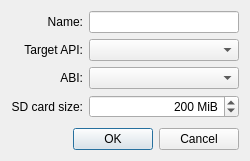
The window that src/plugins/android/addnewavddialog.ui (qt-creator/qt-creator) describes before a commit, drawn with Qt 5.
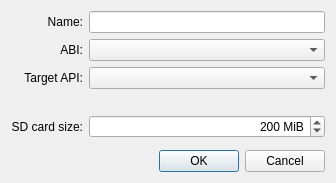
The same window after the commit.

```diff
--- a/src/plugins/android/addnewavddialog.ui
+++ b/src/plugins/android/addnewavddialog.ui
@@ -6,8 +6,8 @@
    <rect>
     <x>0</x>
     <y>0</y>
-    <width>250</width>
-    <height>161</height>
+    <width>336</width>
+    <height>183</height>
    </rect>
   </property>
   <property name="windowTitle">
@@ -16,16 +16,6 @@
   <layout class="QVBoxLayout" name="verticalLayout">
    <item>
     <layout class="QGridLayout" name="gridLayout">
-     <item row="1" column="0">
-      <widget class="QLabel" name="label_2">
-       <property name="text">
-        <string>Target API:</string>
-       </property>
-       <property name="alignment">
-        <set>Qt::AlignRight|Qt::AlignTrailing|Qt::AlignVCenter</set>
-       </property>
-      </widget>
-     </item>
      <item row="0" column="0">
       <widget class="QLabel" name="label">
        <property name="text">
@@ -36,20 +26,67 @@
        </property>
       </widget>
      </item>
-     <item row="3" column="0">
-      <widget class="QLabel" name="label_3">
-       <property name="text">
-        <string>SD card size:</string>
-       </property>
-       <property name="alignment">
-        <set>Qt::AlignRight|Qt::AlignTrailing|Qt::AlignVCenter</set>
-       </property>
-      </widget>
-     </item>
      <item row="0" column="1">
       <widget class="QLineEdit" name="nameLineEdit"/>
      </item>
+     <item row="1" column="0">
+      <widget class="QLabel" name="label_4">
+       <property name="text">
+        <string>ABI:</string>
+       </property>
+       <property name="alignment">
+        <set>Qt::AlignRight|Qt::AlignTrailing|Qt::AlignVCenter</set>
+       </property>
+      </widget>
+     </item>
+     <item row="1" column="1">
+      <widget class="QComboBox" name="abiComboBox"/>
+     </item>
+     <item row="2" column="0">
+      <widget class="QLabel" name="label_2">
+       <property name="text">
+        <string>Target API:</string>
+       </property>
+       <property name="alignment">
+        <set>Qt::AlignRight|Qt::AlignTrailing|Qt::AlignVCenter</set>
+       </property>
+      </widget>
+     </item>
+     <item row="2" column="1">
+      <widget class="QComboBox" name="targetComboBox"/>
+     </item>
      <item row="3" column="1">
+      <layout class="QHBoxLayout" name="horizontalLayout">
+       <item>
+        <widget class="QLabel" name="warningIcon">
+         <property name="text">
+          <string/>
+         </property>
+         <property name="wordWrap">
+          <bool>true</bool>
+         </property>
+        </widget>
+       </item>
+       <item>
+        <widget class="QLabel" name="warningText">
+         <property name="text">
+          <string/>
+         </property>
+        </widget>
+       </item>
+      </layout>
+     </item>
+     <item row="4" column="0">
+      <widget class="QLabel" name="label_3">
+       <property name="text">
+        <string>SD card size:</string>
+       </property>
+       <property name="alignment">
+        <set>Qt::AlignRight|Qt::AlignTrailing|Qt::AlignVCenter</set>
+       </property>
+      </widget>
+     </item>
+     <item row="4" column="1">
       <widget class="QSpinBox" name="sizeSpinBox">
        <property name="alignment">
         <set>Qt::AlignRight|Qt::AlignTrailing|Qt::AlignVCenter</set>
@@ -68,22 +105,6 @@
        </property>
       </widget>
      </item>
-     <item row="1" column="1">
-      <widget class="QComboBox" name="targetComboBox"/>
-     </item>
-     <item row="2" column="0">
-      <widget class="QLabel" name="label_4">
-       <property name="text">
-        <string>ABI:</string>
-       </property>
-       <property name="alignment">
-        <set>Qt::AlignRight|Qt::AlignTrailing|Qt::AlignVCenter</set>
-       </property>
-      </widget>
-     </item>
-     <item row="2" column="1">
-      <widget class="QComboBox" name="abiComboBox"/>
-     </item>
     </layout>
    </item>
    <item>
```
